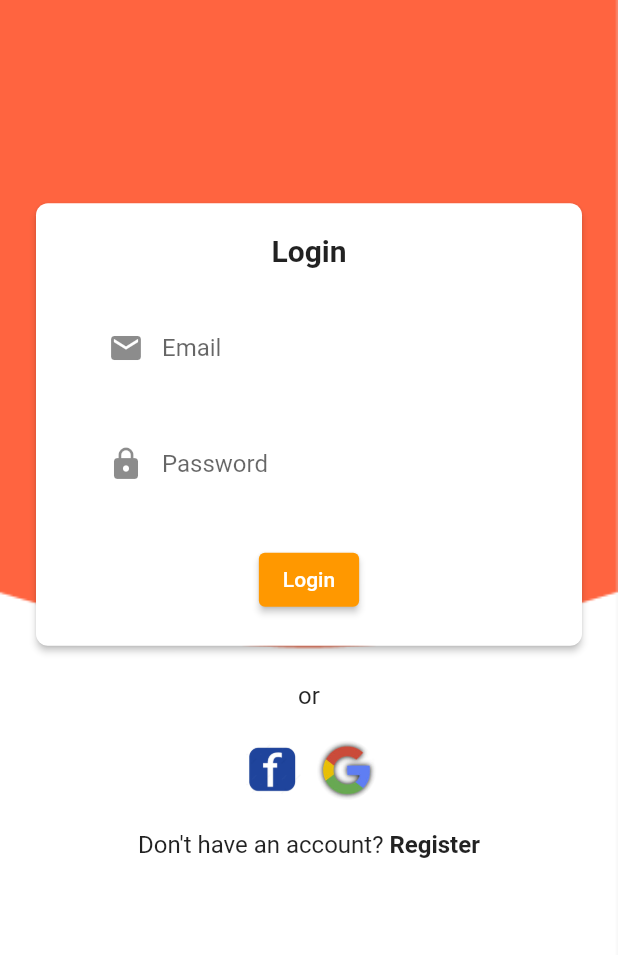
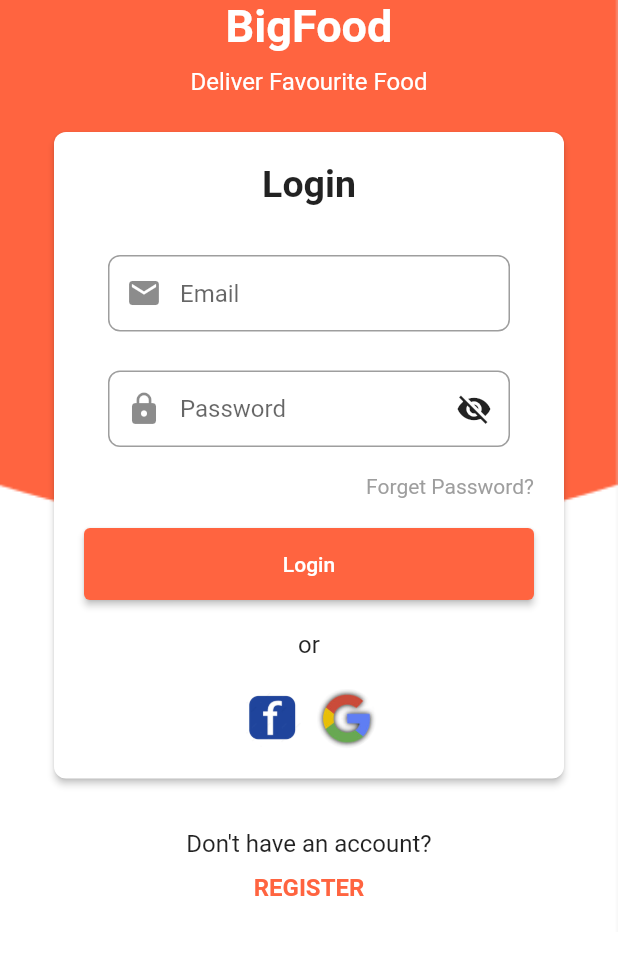
Before and after one commit to flutter-preview/VachellChristiansen-BigFood, a Flutter app: the LoginScreen screen opened by its route, on a phone screen of 412 x 824 dp, the part 90-1045 px from its top. Run offline on Flutter 3.47's test engine with Material 2 defaults, Android fonts, the phone set to English and light mode, and no system bars; project files that could hold a hidden picture were left out.

Commit message:
Memperbaiki Screen Login

```diff
--- a/lib/Components/login_screen.dart
+++ b/lib/Components/login_screen.dart
@@ -1,12 +1,19 @@
 import 'package:flutter/material.dart';
 
-class LoginScreen extends StatelessWidget {
-  const LoginScreen({super.key});
+class LoginScreen extends StatefulWidget {
+  @override
+  _LoginScreenState createState() => _LoginScreenState();
+}
+
+class _LoginScreenState extends State<LoginScreen> {
+  bool _showPassword = false;
 
   @override
   Widget build(BuildContext context) {
     return Scaffold(
-      body: Container(
+      resizeToAvoidBottomInset: false,
+      body: SingleChildScrollView(
+        child: Container(
           decoration: BoxDecoration(
             image: DecorationImage(
               image: AssetImage('assets/background.png'),
@@ -19,17 +26,41 @@ class LoginScreen extends StatelessWidget {
               child: Column(
                 mainAxisAlignment: MainAxisAlignment.center,
                 children: [
+                  Image.asset(
+                    'assets/logo.png',
+                    width: 40.0,
+                    height: 40.0,
+                  ),
+                  Text(
+                    'BigFood',
+                    style: TextStyle(
+                      fontSize: 30.0,
+                      fontWeight: FontWeight.bold,
+                      color: Color.fromARGB(255, 255, 255, 255),
+                    ),
+                  ),
+                  SizedBox(height: 10.0),
+                  Text(
+                    'Deliver Favourite Food',
+                    style: TextStyle(
+                      fontSize: 16.0,
+                      color: Color.fromARGB(255, 255, 255, 255),
+                    ),
+                  ),
+                  SizedBox(height: 20.0),
                   CardBox(
+                    child: Container(
+                      width: 300.0, // Ubah lebar CardBox sesuai kebutuhan
                       child: Column(
                         children: [
                           Text(
                             'Login',
                             style: TextStyle(
-                          fontSize: 20.0,
+                              fontSize: 25.0,
                               fontWeight: FontWeight.bold,
                             ),
                           ),
-                      SizedBox(height: 20.0),
+                          SizedBox(height: 25.0),
                           BoxWrapper(
                             child: BoxTextField(
                               hintText: 'Email',
@@ -38,14 +69,49 @@ class LoginScreen extends StatelessWidget {
                           ),
                           SizedBox(height: 10.0),
                           BoxWrapper(
-                        child: BoxTextField(
+                            child: Stack(
+                              alignment: Alignment.centerRight,
+                              children: [
+                                BoxTextField(
                                   hintText: 'Password',
-                          obscureText: true,
+                                  obscureText: !_showPassword,
                                   prefixIcon: Icon(Icons.lock),
+                                ),
+                                IconButton(
+                                  icon: Icon(
+                                    _showPassword
+                                        ? Icons.visibility
+                                        : Icons.visibility_off,
+                                  ),
+                                  onPressed: () {
+                                    setState(() {
+                                      _showPassword = !_showPassword;
+                                    });
+                                  },
+                                ),
+                              ],
+                            ),
+                          ),
+                          SizedBox(height: 10.0),
+                          Align(
+                            alignment: Alignment.centerRight,
+                            child: GestureDetector(
+                              onTap: () {
+                                // Tambahkan logika untuk mengklik teks "Forgot Password" di sini
+                              },
+                              child: Text(
+                                'Forget Password?',
+                                style: TextStyle(
+                                  fontSize: 14.0,
+                                  color: Colors.grey,
+                                ),
+                              ),
                             ),
                           ),
                           SizedBox(height: 20.0),
-                      ElevatedButton(
+                          SizedBox(
+                            width: double.infinity,
+                            child: ElevatedButton(
                               onPressed: () {
                                 // Tambahkan logika untuk tombol login di sini
                               },
@@ -54,10 +120,11 @@ class LoginScreen extends StatelessWidget {
                                 style: TextStyle(color: Colors.white),
                               ),
                               style: ElevatedButton.styleFrom(
-                          primary: Colors.orange,
+                                primary:
+                                    Color(int.parse('FF6440', radix: 16))
+                                        .withOpacity(1.0),
+                                minimumSize: Size(double.infinity, 48.0),
                               ),
-                      ),
-                    ],
                             ),
                           ),
                           SizedBox(height: 20.0),
@@ -71,38 +138,46 @@ class LoginScreen extends StatelessWidget {
                             children: [
                               CircleAvatar(
                                 backgroundColor: Colors.transparent,
-                      backgroundImage: AssetImage('assets/facebookicon.png'),
+                                backgroundImage:
+                                    AssetImage('assets/facebookicon.png'),
                               ),
                               SizedBox(width: 10.0),
                               CircleAvatar(
                                 backgroundColor: Colors.transparent,
-                      backgroundImage: AssetImage('assets/googleicon.jpg'),
+                                backgroundImage:
+                                    AssetImage('assets/googleicon.jpg'),
                               ),
                             ],
                           ),
-                SizedBox(height: 20.0),
-                Row(
-                  mainAxisAlignment: MainAxisAlignment.center,
+                        ],
+                      ),
+                    ),
+                  ),
+                  SizedBox(height: 30.0),
+                  Column(
                     children: [
                       Text(
-                      "Don't have an account? ",
+                        "Don't have an account?",
                         style: TextStyle(fontSize: 16.0),
                       ),
+                      SizedBox(height: 10.0),
                       GestureDetector(
                         onTap: () {
                           // Tambahkan logika untuk mengklik teks Register di sini
                         },
                         child: Text(
-                        'Register',
+                          'REGISTER',
                           style: TextStyle(
                             fontSize: 16.0,
                             fontWeight: FontWeight.bold,
+                            color: Color(int.parse('FF6440', radix: 16)).withOpacity(1.0),
                           ),
                         ),
                       ),
                     ],
                   ),
                 ],
+              ),
             ),
           ),
         ),
@@ -168,7 +243,10 @@ class BoxTextField extends StatelessWidget {
       decoration: InputDecoration(
         hintText: hintText,
         contentPadding: EdgeInsets.symmetric(vertical: 16.0),
-        border: InputBorder.none,
+        border: OutlineInputBorder(
+          borderSide: BorderSide(color: Colors.grey),
+          borderRadius: BorderRadius.circular(8.0),
+        ),
         prefixIcon: prefixIcon,
       ),
       obscureText: obscureText,
--- a/lib/main.dart
+++ b/lib/main.dart
@@ -31,7 +31,7 @@ class MyApp extends StatelessWidget {
         '/welcome2': (context) => const OnboardingTwoScreen(),
         '/testing': (context) =>  TestingScreen(),
         '/payment': (context) =>  const PaymentMethodPage(),
-        '/login': (context) =>  const LoginScreen(),
+        '/login': (context) =>  LoginScreen(),
       },
     );
   }
```
Lines whose indentation alone changed are shown as unchanged.
